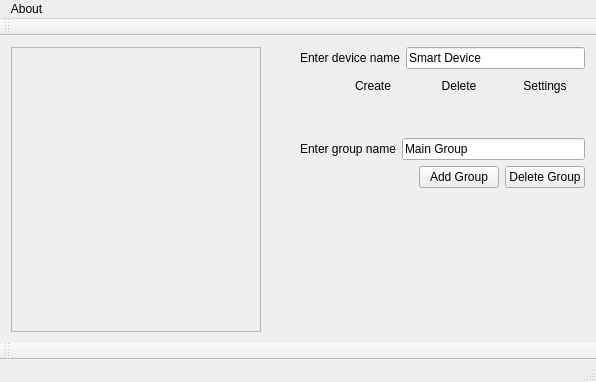
Old version of the form GUI/GUI/mainwindow.ui in the repository v-pereskokov/Jarvis.
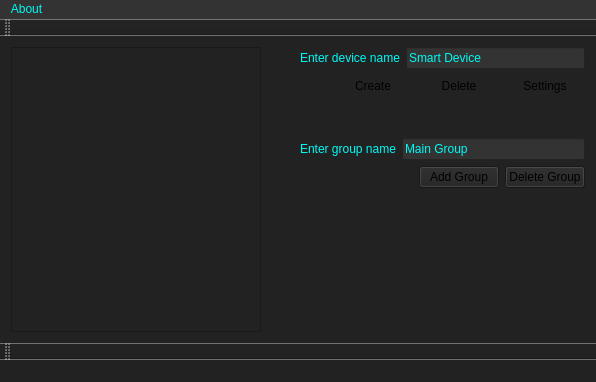
New version of the form.

Commit message: Add dark style

Diff of the .ui file:
```diff
--- a/GUI/GUI/mainwindow.ui
+++ b/GUI/GUI/mainwindow.ui
@@ -13,6 +13,9 @@
   <property name="windowTitle">
    <string>J.A.R.V.I.S.</string>
   </property>
+  <property name="styleSheet">
+   <string notr="true">background-color: #222;</string>
+  </property>
   <widget class="QWidget" name="centralWidget">
    <layout class="QGridLayout" name="gridLayout_2">
     <item row="0" column="2">
@@ -21,6 +24,9 @@
        <layout class="QHBoxLayout" name="horizontalLayout">
         <item>
          <widget class="QLabel" name="label">
+          <property name="styleSheet">
+           <string notr="true">color: #00FBF6;</string>
+          </property>
           <property name="text">
            <string>Enter device name</string>
           </property>
@@ -28,6 +34,10 @@
         </item>
         <item>
          <widget class="QLineEdit" name="lineEdit">
+          <property name="styleSheet">
+           <string notr="true">background-color: #333;
+color: #00FBF6;</string>
+          </property>
           <property name="text">
            <string>Smart Device</string>
           </property>
@@ -95,6 +105,9 @@
         </property>
         <item>
          <widget class="QLabel" name="label_2">
+          <property name="styleSheet">
+           <string notr="true">color: #00FBF6;</string>
+          </property>
           <property name="text">
            <string>Enter group name</string>
           </property>
@@ -102,6 +115,10 @@
         </item>
         <item>
          <widget class="QLineEdit" name="groupNameEdit">
+          <property name="styleSheet">
+           <string notr="true">background-color: #333;
+color: #00FBF6;</string>
+          </property>
           <property name="text">
            <string>Main Group</string>
           </property>
@@ -248,6 +265,17 @@
      <height>19</height>
     </rect>
    </property>
+   <property name="styleSheet">
+    <string notr="true">QMenuBar {
+color: #00FBF6;
+background-color: #333;
+}
+
+QMenuBar:hover {
+color: #00FBF6;
+background-color: #111;
+}</string>
+   </property>
    <widget class="QMenu" name="menuAbout">
     <property name="title">
      <string>About</string>
```
Left out of the diff: 10 changed lines with no effect on the pictures. The commit also changes 41 other files.
